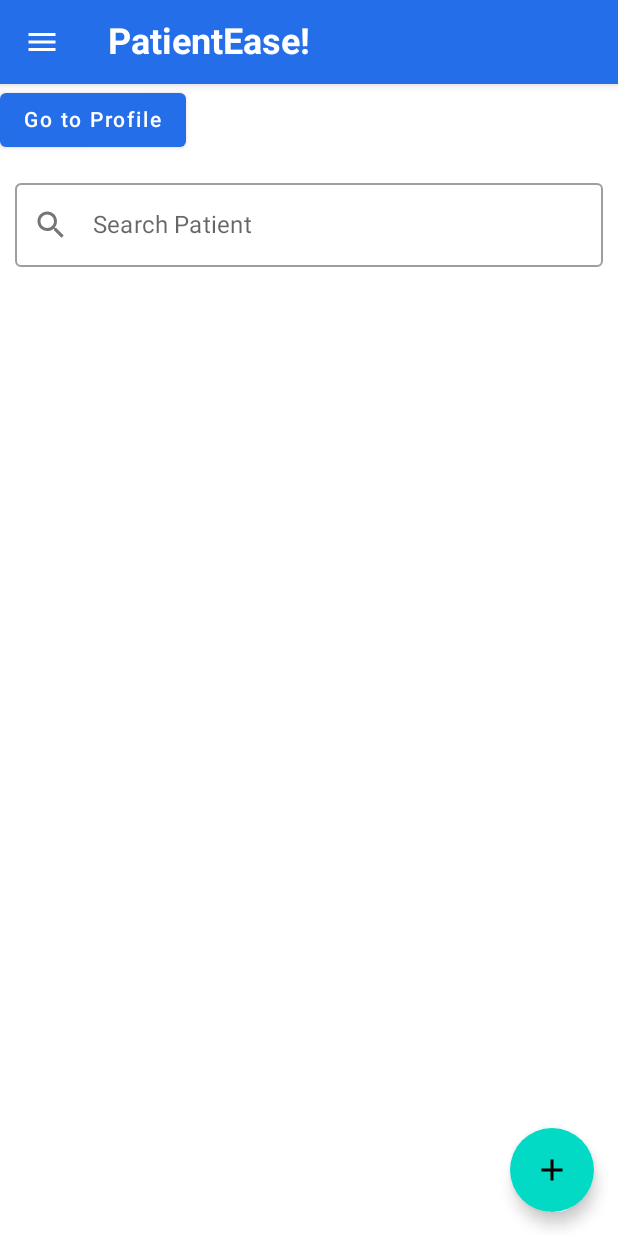
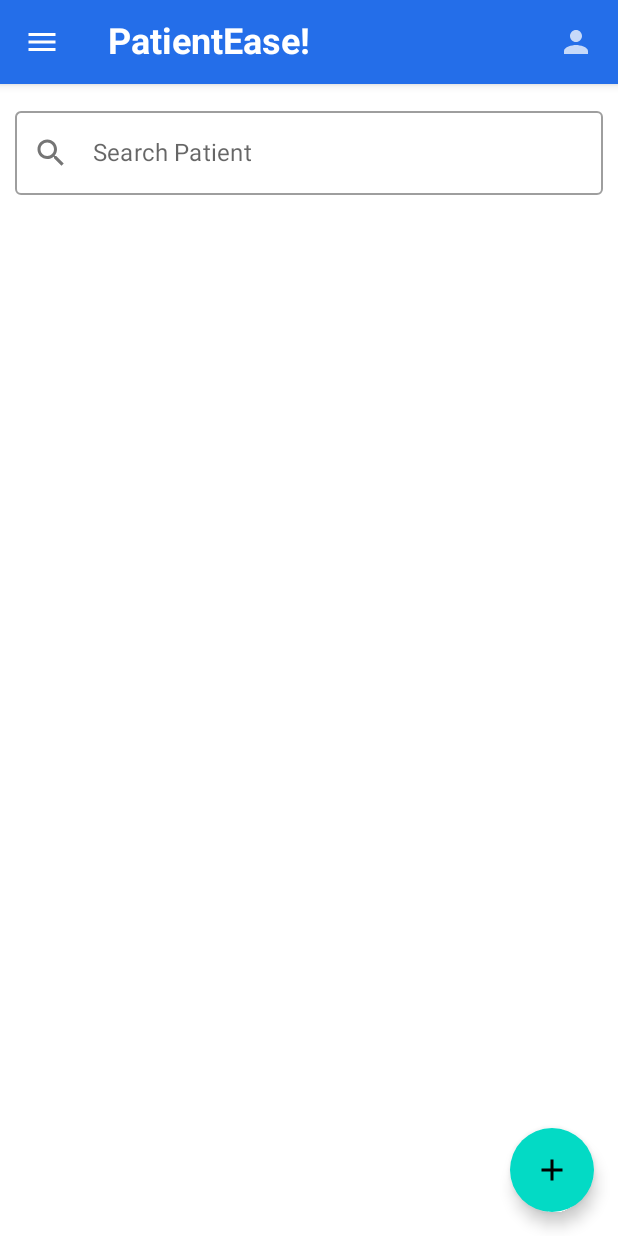
Before and after one commit to cc231064/ccl3, an Android app built with Jetpack Compose: the PatientListScreen screen opened through its navigation route, on a phone screen of 412 x 824 dp. Run offline under Robolectric (Android 15) with nearby library versions, the phone set to English and light mode, and no system bars; our stand-ins replace Dagger/Hilt's generated code, Room's generated code, accompanist; 2 statements that could not run were skipped.

Commit message:
changed Profile Button to Profile Icon

```diff
--- a/app/src/main/java/com/example/patienttracker/presentation/patient_list/PatientListScreen.kt
+++ b/app/src/main/java/com/example/patienttracker/presentation/patient_list/PatientListScreen.kt
@@ -23,6 +23,7 @@ import androidx.compose.material.TopAppBar
 import androidx.compose.material.icons.Icons
 import androidx.compose.material.icons.filled.Add
 import androidx.compose.material.icons.filled.Menu
+import androidx.compose.material.icons.filled.Person
 import androidx.compose.material.icons.filled.Search
 import androidx.compose.material.rememberDrawerState
 import androidx.compose.runtime.Composable
@@ -36,6 +37,7 @@ import androidx.compose.ui.text.font.FontWeight
 import androidx.compose.ui.text.style.TextAlign
 import androidx.compose.ui.unit.dp
 import androidx.hilt.navigation.compose.hiltViewModel
+import androidx.navigation.NavController
 import kotlinx.coroutines.launch
 import androidx.navigation.NavHostController
 import com.example.patienttracker.navigation.Screen
@@ -80,7 +82,8 @@ fun PatientListScreen(
                         scope.launch {
                             drawerState.open()
                         }
-                    }
+                    },
+                    navController = navController
                 )
             },
             floatingActionButton = {
@@ -93,8 +96,6 @@ fun PatientListScreen(
                     .fillMaxSize()
                     .padding(paddingValues)
             ) {
-                Button(onClick = { navController.navigate(Screen.ProfileScreen.route) }) {
-                    Text("Go to Profile")
                 }
                 // Search text field
                 OutlinedTextField(
@@ -144,11 +145,11 @@ fun PatientListScreen(
             }
         }
     }
-}
+
 
 // Top app bar
 @Composable
-fun ListAppBar(onMenuClick: () -> Unit) {
+fun ListAppBar(onMenuClick: () -> Unit, navController: NavController) {
     TopAppBar(
         title = {
             Text(
@@ -161,6 +162,14 @@ fun ListAppBar(onMenuClick: () -> Unit) {
                 Icon(
                     imageVector = Icons.Filled.Menu,
                     contentDescription = "Open Drawer"
+                )
+            }
+        },
+        actions = {
+            IconButton(onClick = { navController.navigate(Screen.ProfileScreen.route) }) {
+                Icon(
+                    imageVector = Icons.Filled.Person, // Use the appropriate icon for a profile
+                    contentDescription = "Go to Profile"
                 )
             }
         }
```
